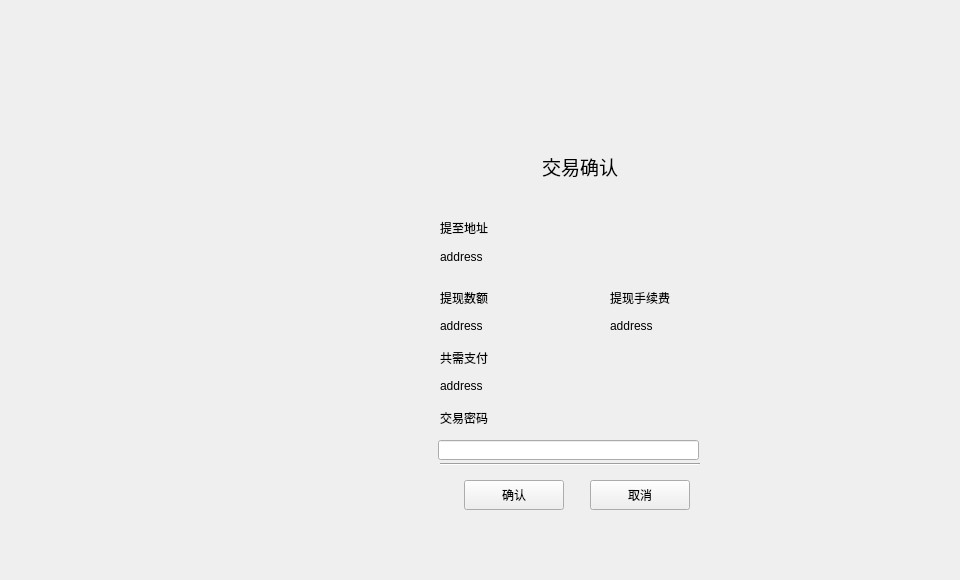
Before: the Qt Designer form withdrawpage/WithdrawConfirmWidget.ui in HcashOrg/hx-indicator, drawn with Qt 5.
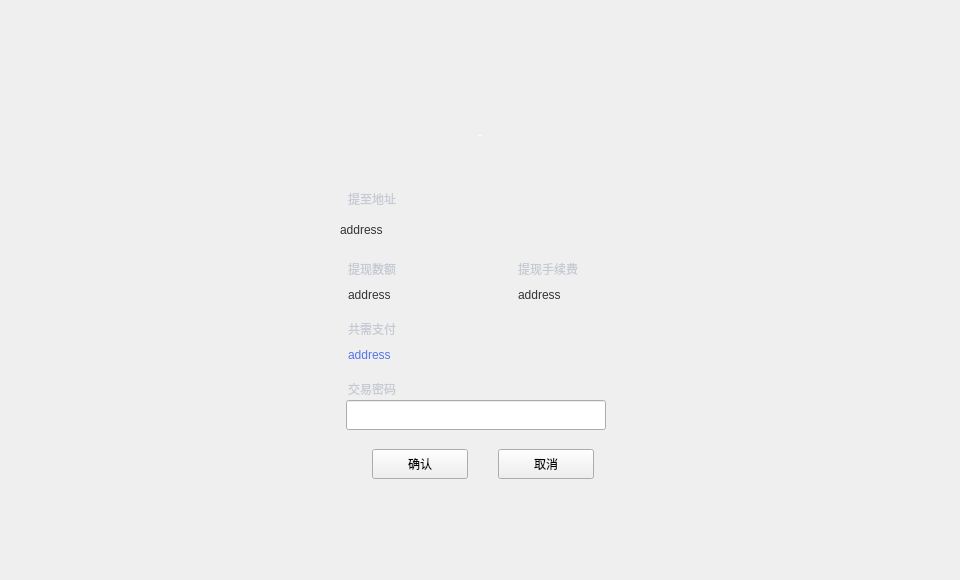
After: the same form once the commit is applied.

```diff
--- a/withdrawpage/WithdrawConfirmWidget.ui
+++ b/withdrawpage/WithdrawConfirmWidget.ui
@@ -16,12 +16,16 @@
   <widget class="QLabel" name="label_5">
    <property name="geometry">
     <rect>
-     <x>440</x>
-     <y>220</y>
+     <x>348</x>
+     <y>189</y>
      <width>71</width>
-     <height>16</height>
+     <height>20</height>
     </rect>
    </property>
+   <property name="styleSheet">
+    <string notr="true">color: rgb(198, 202, 212);
+font: 12px &quot;Microsoft YaHei UI Light&quot;;</string>
+   </property>
    <property name="text">
     <string>提至地址</string>
    </property>
@@ -29,31 +33,45 @@
   <widget class="QLabel" name="label_title">
    <property name="geometry">
     <rect>
-     <x>542</x>
-     <y>151</y>
-     <width>141</width>
-     <height>31</height>
+     <x>380</x>
+     <y>120</y>
+     <width>200</width>
+     <height>30</height>
     </rect>
    </property>
    <property name="font">
     <font>
-     <family>Microsoft YaHei UI</family>
-     <pointsize>14</pointsize>
+     <family>微软雅黑</family>
+     <pointsize>-1</pointsize>
+     <weight>50</weight>
+     <italic>false</italic>
+     <bold>false</bold>
     </font>
    </property>
+   <property name="styleSheet">
+    <string notr="true">font: 14px &quot;微软雅黑&quot;;
+color: rgb(255, 255, 255);</string>
+   </property>
    <property name="text">
     <string>交易确认</string>
    </property>
+   <property name="alignment">
+    <set>Qt::AlignCenter</set>
+   </property>
   </widget>
   <widget class="QLabel" name="label_address">
    <property name="geometry">
     <rect>
-     <x>440</x>
-     <y>246</y>
-     <width>361</width>
-     <height>21</height>
+     <x>340</x>
+     <y>215</y>
+     <width>300</width>
+     <height>30</height>
     </rect>
    </property>
+   <property name="styleSheet">
+    <string notr="true">QLabel{color: rgb(51, 51, 51);
+font: 14px &quot;Microsoft YaHei UI Light&quot;;}</string>
+   </property>
    <property name="text">
     <string>address</string>
    </property>
@@ -61,12 +79,16 @@
   <widget class="QLabel" name="label_1">
    <property name="geometry">
     <rect>
-     <x>440</x>
-     <y>290</y>
+     <x>348</x>
+     <y>259</y>
      <width>71</width>
-     <height>16</height>
+     <height>20</height>
     </rect>
    </property>
+   <property name="styleSheet">
+    <string notr="true">color: rgb(198, 202, 212);
+font: 12px &quot;Microsoft YaHei UI Light&quot;;</string>
+   </property>
    <property name="text">
     <string>提现数额</string>
    </property>
@@ -74,12 +96,16 @@
   <widget class="QLabel" name="label_2">
    <property name="geometry">
     <rect>
-     <x>610</x>
-     <y>290</y>
+     <x>518</x>
+     <y>259</y>
      <width>71</width>
-     <height>16</height>
+     <height>20</height>
     </rect>
    </property>
+   <property name="styleSheet">
+    <string notr="true">color: rgb(198, 202, 212);
+font: 12px &quot;Microsoft YaHei UI Light&quot;;</string>
+   </property>
    <property name="text">
     <string>提现手续费</string>
    </property>
@@ -87,12 +113,16 @@
   <widget class="QLabel" name="label_3">
    <property name="geometry">
     <rect>
-     <x>440</x>
-     <y>350</y>
+     <x>348</x>
+     <y>319</y>
      <width>71</width>
-     <height>16</height>
+     <height>20</height>
     </rect>
    </property>
+   <property name="styleSheet">
+    <string notr="true">color: rgb(198, 202, 212);
+font: 12px &quot;Microsoft YaHei UI Light&quot;;</string>
+   </property>
    <property name="text">
     <string>共需支付</string>
    </property>
@@ -100,12 +130,16 @@
   <widget class="QLabel" name="label_4">
    <property name="geometry">
     <rect>
-     <x>440</x>
-     <y>410</y>
+     <x>348</x>
+     <y>379</y>
      <width>71</width>
-     <height>16</height>
+     <height>20</height>
     </rect>
    </property>
+   <property name="styleSheet">
+    <string notr="true">color: rgb(198, 202, 212);
+font: 12px &quot;Microsoft YaHei UI Light&quot;;</string>
+   </property>
    <property name="text">
     <string>交易密码</string>
    </property>
@@ -113,10 +147,10 @@
   <widget class="QLineEdit" name="lineEdit">
    <property name="geometry">
     <rect>
-     <x>438</x>
-     <y>440</y>
-     <width>261</width>
-     <height>20</height>
+     <x>346</x>
+     <y>400</y>
+     <width>260</width>
+     <height>30</height>
     </rect>
    </property>
    <property name="echoMode">
@@ -126,12 +160,16 @@
   <widget class="QLabel" name="label_actualNumber">
    <property name="geometry">
     <rect>
-     <x>440</x>
-     <y>316</y>
+     <x>348</x>
+     <y>285</y>
      <width>151</width>
      <height>20</height>
     </rect>
    </property>
+   <property name="styleSheet">
+    <string notr="true">color: rgb(51, 51, 51);
+font: 13px &quot;Microsoft YaHei UI Light&quot;;</string>
+   </property>
    <property name="text">
     <string>address</string>
    </property>
@@ -139,12 +177,16 @@
   <widget class="QLabel" name="label_feeNumber">
    <property name="geometry">
     <rect>
-     <x>610</x>
-     <y>316</y>
+     <x>518</x>
+     <y>285</y>
      <width>141</width>
      <height>20</height>
     </rect>
    </property>
+   <property name="styleSheet">
+    <string notr="true">color: rgb(51, 51, 51);
+font: 13px &quot;Microsoft YaHei UI Light&quot;;</string>
+   </property>
    <property name="text">
     <string>address</string>
    </property>
@@ -152,35 +194,26 @@
   <widget class="QLabel" name="label_totalNumber">
    <property name="geometry">
     <rect>
-     <x>440</x>
-     <y>376</y>
+     <x>348</x>
+     <y>345</y>
      <width>151</width>
      <height>20</height>
     </rect>
    </property>
+   <property name="styleSheet">
+    <string notr="true">color: rgb(84,116,235);
+font: 13px &quot;Microsoft YaHei UI Light&quot;;</string>
+   </property>
    <property name="text">
     <string>address</string>
    </property>
   </widget>
-  <widget class="Line" name="line">
-   <property name="geometry">
-    <rect>
-     <x>440</x>
-     <y>456</y>
-     <width>260</width>
-     <height>16</height>
-    </rect>
-   </property>
-   <property name="orientation">
-    <enum>Qt::Horizontal</enum>
-   </property>
-  </widget>
   <widget class="QToolButton" name="toolButton_confirm">
    <property name="geometry">
     <rect>
-     <x>464</x>
-     <y>480</y>
-     <width>100</width>
+     <x>372</x>
+     <y>449</y>
+     <width>96</width>
      <height>30</height>
     </rect>
    </property>
@@ -191,9 +224,9 @@
   <widget class="QToolButton" name="toolButton_cancel">
    <property name="geometry">
     <rect>
-     <x>590</x>
-     <y>480</y>
-     <width>100</width>
+     <x>498</x>
+     <y>449</y>
+     <width>96</width>
      <height>30</height>
     </rect>
    </property>
```
Left out of the diff: 9 changed lines with no effect on the pictures.
